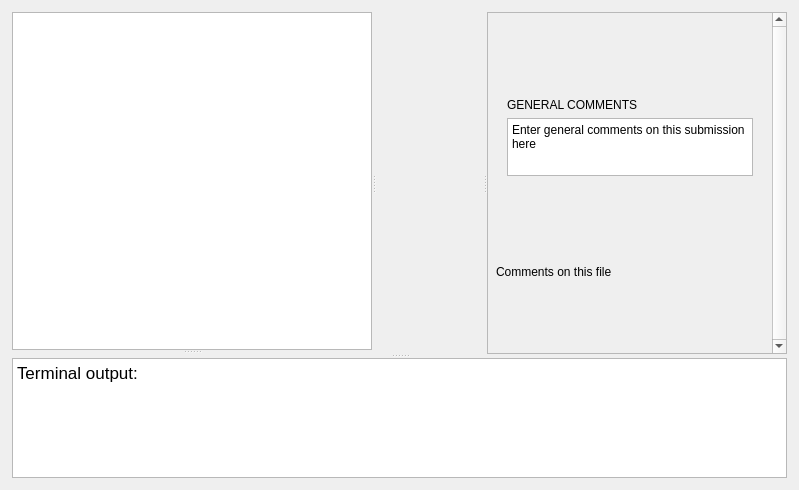
First picture: the form in TurboGrade/ui/codeview.ui, repository wassgha/TurboGrade, before the edit.
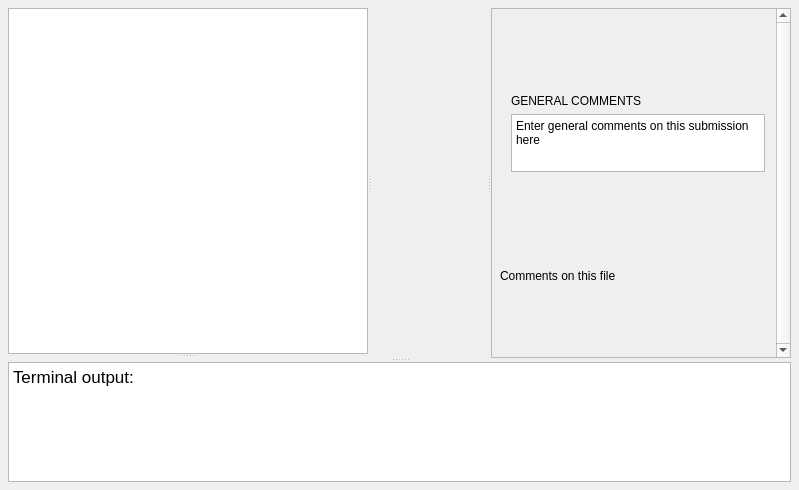
Second picture: the form after the edit. Icons and pictures are not drawn. Custom widgets are drawn as their Qt base class.

What changed in the file:
```diff
--- a/TurboGrade/ui/codeview.ui
+++ b/TurboGrade/ui/codeview.ui
@@ -103,16 +103,16 @@
   </property>
   <layout class="QGridLayout" name="gridLayout">
    <property name="leftMargin">
-    <number>12</number>
+    <number>8</number>
    </property>
    <property name="topMargin">
-    <number>12</number>
+    <number>8</number>
    </property>
    <property name="rightMargin">
-    <number>12</number>
+    <number>8</number>
    </property>
    <property name="bottomMargin">
-    <number>12</number>
+    <number>8</number>
    </property>
    <item row="0" column="0">
     <widget class="QSplitter" name="splitter_3">
@@ -236,7 +236,7 @@
           <x>8</x>
           <y>0</y>
           <width>284</width>
-          <height>338</height>
+          <height>346</height>
          </rect>
         </property>
         <property name="minimumSize">
@@ -259,13 +259,13 @@
           <number>8</number>
          </property>
          <property name="topMargin">
-          <number>8</number>
+          <number>0</number>
          </property>
          <property name="rightMargin">
-          <number>8</number>
+          <number>0</number>
          </property>
          <property name="bottomMargin">
-          <number>8</number>
+          <number>0</number>
          </property>
          <item>
           <widget class="QWidget" name="general_comments_box" native="true">
```
